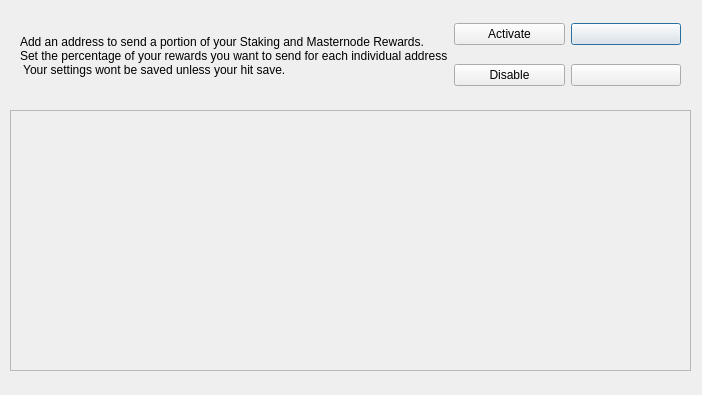
The window that src/qt/forms/multisendconfigdialog.ui (SHTDJ/Bulwark) describes before a commit, drawn with Qt 5.
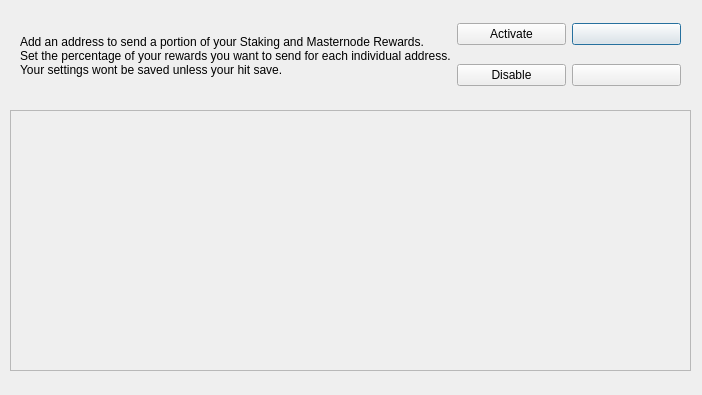
The same window after the commit. Icons and pictures are not drawn.

The edit to the form file:
```diff
--- a/src/qt/forms/multisendconfigdialog.ui
+++ b/src/qt/forms/multisendconfigdialog.ui
@@ -83,8 +83,8 @@
       </property>
       <property name="text">
        <string>Add an address to send a portion of your Staking and Masternode Rewards.
-Set the percentage of your rewards you want to send for each individual address
- Your settings wont be saved unless your hit save.</string>
+Set the percentage of your rewards you want to send for each individual address.
+Your settings wont be saved unless your hit save.</string>
       </property>
      </widget>
     </item>
```
Lines whose indentation alone changed are shown as unchanged.
